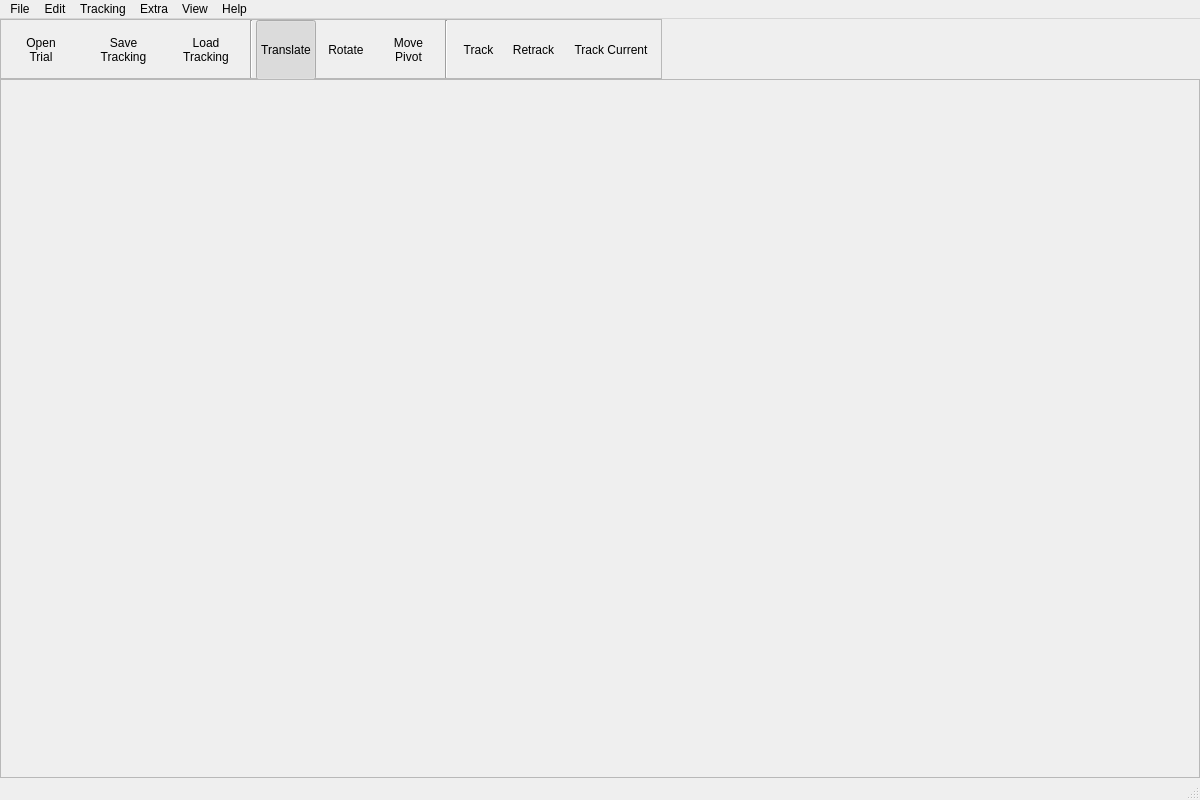
Old version of the form autoscoper/src/ui/ui-files/AutoscoperMainWindow.ui in the repository BrownBiomechanics/Autoscoper.
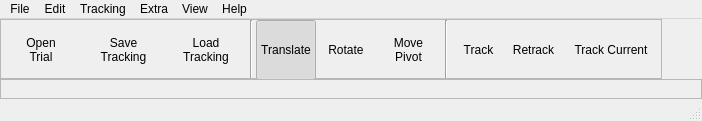
New version of the form. Icons and pictures are not drawn.

```diff
--- a/autoscoper/src/ui/ui-files/AutoscoperMainWindow.ui
+++ b/autoscoper/src/ui/ui-files/AutoscoperMainWindow.ui
@@ -2,14 +2,6 @@
 <ui version="4.0">
  <class>AutoscoperMainWindow</class>
  <widget class="QMainWindow" name="AutoscoperMainWindow">
-  <property name="geometry">
-   <rect>
-    <x>0</x>
-    <y>0</y>
-    <width>1200</width>
-    <height>800</height>
-   </rect>
-  </property>
   <property name="minimumSize">
    <size>
     <width>0</width>
@@ -430,6 +422,12 @@
     </item>
     <item row="1" column="0" colspan="2">
      <widget class="QFrame" name="frameWindows">
+      <property name="sizePolicy">
+       <sizepolicy hsizetype="Minimum" vsizetype="Minimum">
+        <horstretch>0</horstretch>
+        <verstretch>0</verstretch>
+       </sizepolicy>
+      </property>
       <property name="minimumSize">
        <size>
         <width>0</width>
@@ -452,8 +450,8 @@
     <rect>
      <x>0</x>
      <y>0</y>
-     <width>1200</width>
-     <height>26</height>
+     <width>799</width>
+     <height>21</height>
     </rect>
    </property>
    <widget class="QMenu" name="menuFile">
```
Left out of the diff: 1 changed line with no effect on the pictures.
